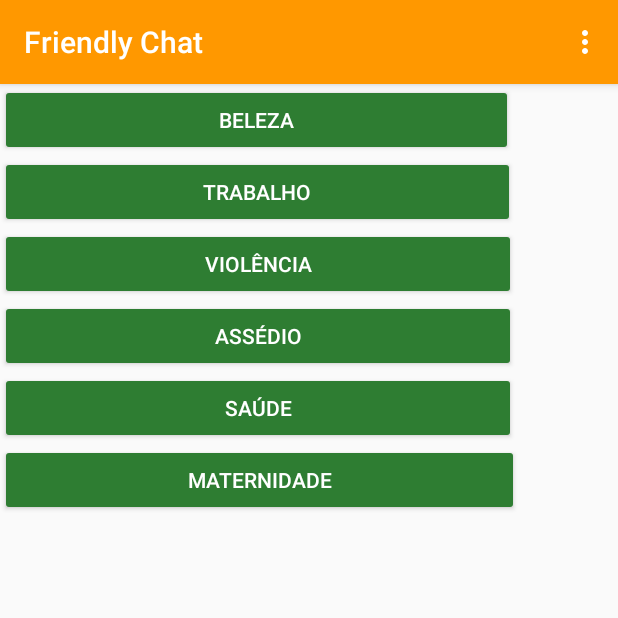
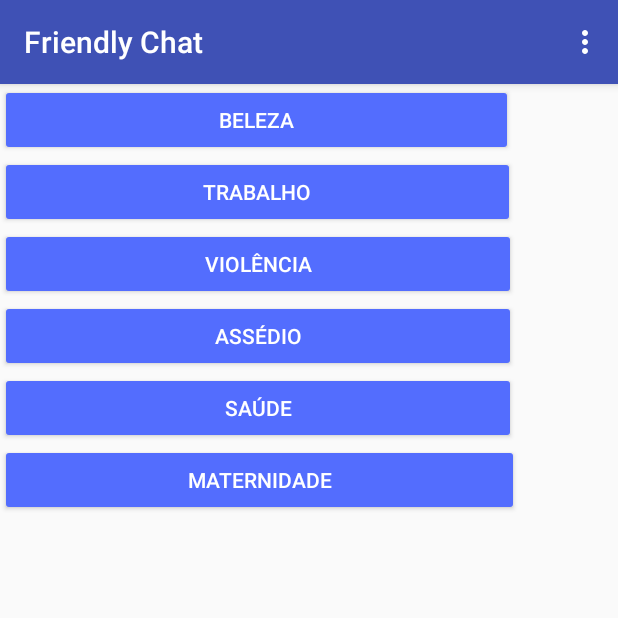
Before and after one commit to Kathiani/android-start, an Android app: the screen it shows after launch once a user with an empty profile is signed in (MainActivity), on a phone screen of 412 x 824 dp, the top half of it. Run offline under Robolectric (Android 15) with nearby library versions, the phone set to English and light mode, and no system bars; our stand-ins replace AdMob, CircleImageView, Firebase (no records; nobody signed in at launch, a user with empty details on screens opened directly); pictures from the network do not load.

```diff
--- a/app/build.gradle
+++ b/app/build.gradle
@@ -2,6 +2,7 @@ apply plugin: 'com.android.application'
 
 repositories {
     mavenLocal()
+    mavenCentral()
     flatDir {
         dirs 'libs'
     }
@@ -59,6 +60,7 @@ dependencies {
     androidTestCompile 'com.android.support:support-annotations:25.0.0'
     compile 'com.android.support:cardview-v7:25.0.0'
     //compile 'com.google.android.gms:play-services-appindexing:10.0.0'
+    compile'com.facebook.android:facebook-android-sdk:4.19.0'
 }
 
 apply plugin: 'com.google.gms.google-services'
--- a/app/src/main/AndroidManifest.xml
+++ b/app/src/main/AndroidManifest.xml
@@ -24,6 +24,12 @@
             android:name="com.google.android.gms.version"
             android:value="@integer/google_play_services_version" />
 
+        <meta-data android:name="com.facebook.sdk.ApplicationId" android:value="@string/facebook_app_id"/>
+
+        <activity android:name="com.facebook.FacebookActivity"
+            android:configChanges="keyboard|keyboardHidden|screenLayout|screenSize|orientation"
+            android:label="@string/app_name" />
+
     </application>
 
 </manifest>
--- a/app/src/main/res/layout/room.xml
+++ b/app/src/main/res/layout/room.xml
@@ -40,4 +40,11 @@
         android:layout_width="346dp"
         android:layout_height="wrap_content"
         android:id="@+id/btnRoom6" />
+
+    <ImageView
+        android:layout_gravity="center"
+        android:id="@+id/profile_picture"
+        android:layout_width="wrap_content"
+        android:layout_height="wrap_content"/>
+
 </LinearLayout>
--- a/app/src/main/res/menu/main_menu.xml
+++ b/app/src/main/res/menu/main_menu.xml
@@ -1,6 +1,7 @@
 <?xml version="1.0" encoding="utf-8"?>
 <menu xmlns:android="http://schemas.android.com/apk/res/android"
-      xmlns:app="http://schemas.android.com/apk/res-auto">
+      xmlns:app="http://schemas.android.com/apk/res-auto"
+      xmlns:tools="http://schemas.android.com/tools" tools:context=".MainActivity">
     <item
         android:id="@+id/sign_out_menu"
         android:title="@string/sign_out"
@@ -14,4 +15,7 @@
         android:title="@string/invite_menu_label" />
     <item android:title="Voltar"
         android:id="@+id/menuVoltar" />
+
+    <item android:id="@+id/action_logout" android:title="@string/action_logout"/>
+
 </menu>
--- a/app/src/main/res/values/colors.xml
+++ b/app/src/main/res/values/colors.xml
@@ -1,7 +1,12 @@
 <?xml version="1.0" encoding="utf-8"?>
 <resources>
-    <color name="colorPrimary">#FF9800</color>
-    <color name="colorPrimaryDark">#E65100</color>
-    <color name="colorAccent">#2E7D32</color>
     <color name="colorTitle">#ffffff</color>
+    <color name="primary_light">#C5CAE9</color>
+    <color name="colorPrimary">#3F51B5</color>
+    <color name="colorPrimaryDark">#303F9F</color>
+    <color name="colorAccent">#536DFE</color>
+    <color name="colorText">#FFFFFF</color>
+    <color name="secondary_text">#212121</color>
+    <color name="icons">#FFFFFF</color>
+    <color name="divider">#B6B6B6</color>
 </resources>
--- a/app/src/main/res/values/strings.xml
+++ b/app/src/main/res/values/strings.xml
@@ -13,5 +13,7 @@
     <string name="cause_crash">Cause Crash</string>
     <string name="banner_ad_unit_id" translatable="false">ca-app-pub-3940256099942544/6300978111</string>
     <string name="facebook_app_id">1841379529471673</string>
-    <string name="action_sing_in_facebook">Sing in com Facebook</string>
+    <string name="action_sing_in_facebook">Login com Facebook</string>
+    <string name="action_logout"> Log Out</string>
+    <string name="loading">Loading</string>
 </resources>
```
Also changed, not shown: app/src/main/res/layout/activity_sign_in.xml (+14 -11 lines), app/src/main/res/values/styles.xml (+11 -1 lines).
